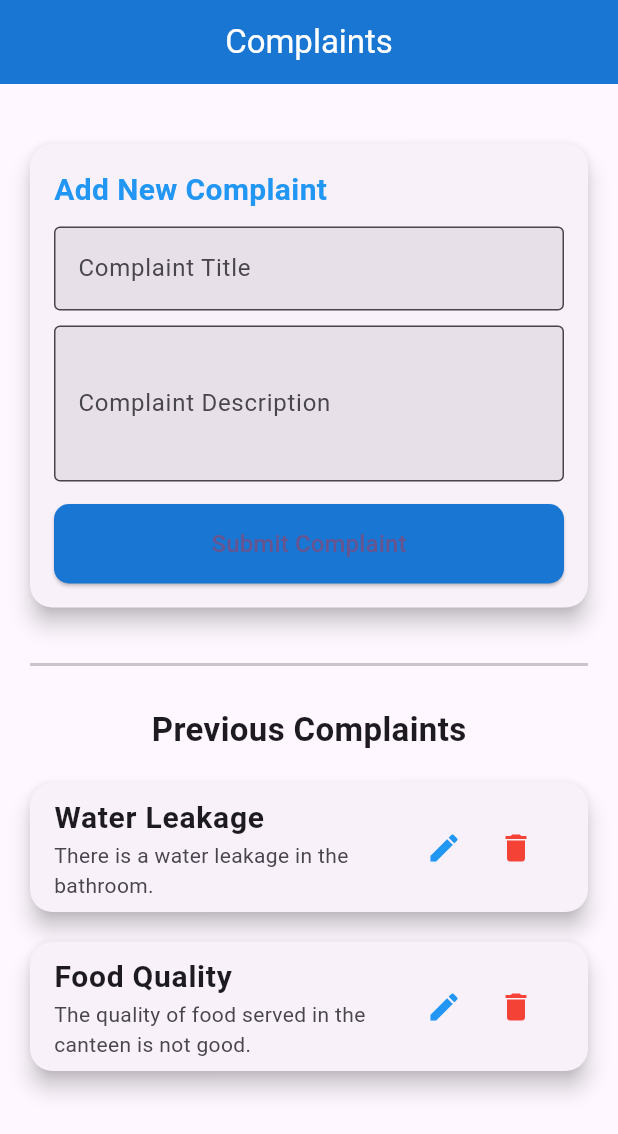
After one commit to RenilGarala/Hostel-management-App, a Flutter app: the ComplaintPage screen opened directly, on a phone screen of 412 x 824 dp. The commit adds this screen. Shown: the top 1134 px of the screen. Run offline on Flutter 3.47's test engine with Material 3 defaults, Android fonts, the phone set to English and light mode, and no system bars.

Commit message:
final app

```diff
--- /dev/null
+++ b/lib/Complain.dart
@@ -0,0 +1,211 @@
+import 'package:flutter/material.dart';
+
+class ComplaintPage extends StatefulWidget {
+  const ComplaintPage({super.key});
+
+  @override
+  _ComplaintPageState createState() => _ComplaintPageState();
+}
+
+class _ComplaintPageState extends State<ComplaintPage> {
+  List<Map<String, String>> complaints = [
+    {'title': 'Water Leakage', 'description': 'There is a water leakage in the bathroom.'},
+    {'title': 'Food Quality', 'description': 'The quality of food served in the canteen is not good.'},
+  ];
+
+  void _addComplaint(String title, String description) {
+    setState(() {
+      complaints.add({'title': title, 'description': description});
+    });
+  }
+
+  void _editComplaint(int index, String title, String description) {
+    setState(() {
+      complaints[index] = {'title': title, 'description': description};
+    });
+  }
+
+  void _deleteComplaint(int index) {
+    setState(() {
+      complaints.removeAt(index);
+    });
+  }
+
+  @override
+  Widget build(BuildContext context) {
+    return Scaffold(
+      appBar: AppBar(
+        title: const Text('Complaints', style: TextStyle(color: Colors.white)),
+        backgroundColor: Colors.blue[700],
+        centerTitle: true,
+      ),
+      body: Padding(
+        padding: const EdgeInsets.all(20.0),
+        child: Column(
+          children: [
+            const SizedBox(height: 10),
+            _buildComplaintForm(),
+            const SizedBox(height: 20),
+            const Divider(thickness: 2),
+            const SizedBox(height: 20),
+            const Text('Previous Complaints', style: TextStyle(fontSize: 22, fontWeight: FontWeight.bold)),
+            const SizedBox(height: 10),
+            Expanded(child: _buildComplaintList()),
+          ],
+        ),
+      ),
+    );
+  }
+
+  Widget _buildComplaintForm() {
+    final TextEditingController titleController = TextEditingController();
+    final TextEditingController descriptionController = TextEditingController();
+
+    return Card(
+      elevation: 6,
+      margin: const EdgeInsets.symmetric(vertical: 10),
+      shape: RoundedRectangleBorder(borderRadius: BorderRadius.circular(15)),
+      child: Padding(
+        padding: const EdgeInsets.all(16.0),
+        child: Column(
+          crossAxisAlignment: CrossAxisAlignment.stretch,
+          children: [
+            const Text(
+              'Add New Complaint',
+              style: TextStyle(fontSize: 20, fontWeight: FontWeight.w600, color: Colors.blue),
+            ),
+            const SizedBox(height: 10),
+            TextField(
+              controller: titleController,
+              decoration: const InputDecoration(
+                labelText: 'Complaint Title',
+                border: OutlineInputBorder(),
+                filled: true,
+
+              ),
+            ),
+            const SizedBox(height: 10),
+            TextField(
+              controller: descriptionController,
+              maxLines: 3,
+              decoration: const InputDecoration(
+                labelText: 'Complaint Description',
+                border: OutlineInputBorder(),
+                filled: true,
+
+              ),
+            ),
+            const SizedBox(height: 15),
+            ElevatedButton(
+              onPressed: () {
+                if (titleController.text.isNotEmpty && descriptionController.text.isNotEmpty) {
+                  _addComplaint(titleController.text, descriptionController.text);
+                  titleController.clear();
+                  descriptionController.clear();
+                }
+              },
+              style: ElevatedButton.styleFrom(
+                backgroundColor: Colors.blue[700],
+                padding: const EdgeInsets.symmetric(vertical: 15),
+                shape: RoundedRectangleBorder(borderRadius: BorderRadius.circular(10)),
+              ),
+              child: const Text('Submit Complaint', style: TextStyle(fontSize: 16)),
+            ),
+          ],
+        ),
+      ),
+    );
+  }
+
+  Widget _buildComplaintList() {
+    if (complaints.isEmpty) {
+      return const Center(
+        child: Text('No complaints yet', style: TextStyle(fontSize: 16)),
+      );
+    }
+
+    return ListView.builder(
+      itemCount: complaints.length,
+      itemBuilder: (context, index) {
+        return _buildComplaintTile(index);
+      },
+    );
+  }
+
+  Widget _buildComplaintTile(int index) {
+    return Card(
+      elevation: 6,
+      margin: const EdgeInsets.symmetric(vertical: 10),
+      shape: RoundedRectangleBorder(borderRadius: BorderRadius.circular(15)),
+      child: ListTile(
+        title: Text(
+          complaints[index]['title']!,
+          style: const TextStyle(fontSize: 20, fontWeight: FontWeight.w600),
+        ),
+        subtitle: Text(complaints[index]['description']!),
+        trailing: Row(
+          mainAxisSize: MainAxisSize.min,
+          children: [
+            IconButton(
+              icon: const Icon(Icons.edit, color: Colors.blue),
+              onPressed: () {
+                _showEditDialog(index);
+              },
+            ),
+            IconButton(
+              icon: const Icon(Icons.delete, color: Colors.red),
+              onPressed: () {
+                _deleteComplaint(index);
+              },
+            ),
+          ],
+        ),
+      ),
+    );
+  }
+
+  void _showEditDialog(int index) {
+    final TextEditingController titleController = TextEditingController(text: complaints[index]['title']);
+    final TextEditingController descriptionController = TextEditingController(text: complaints[index]['description']);
+
+    showDialog(
+      context: context,
+      builder: (context) {
+        return AlertDialog(
+          title: const Text('Edit Complaint'),
+          content: Column(
+            mainAxisSize: MainAxisSize.min,
+            children: [
+              TextField(
+                controller: titleController,
+                decoration: const InputDecoration(labelText: 'Complaint Title'),
+              ),
+              const SizedBox(height: 10),
+              TextField(
+                controller: descriptionController,
+                maxLines: 3,
+                decoration: const InputDecoration(labelText: 'Complaint Description'),
+              ),
+            ],
+          ),
+          actions: [
+            TextButton(
+              onPressed: () {
+                Navigator.pop(context);
+              },
+              child: const Text('Cancel'),
+            ),
+            ElevatedButton(
+              onPressed: () {
+                _editComplaint(index, titleController.text, descriptionController.text);
+                Navigator.pop(context);
+              },
+              style: ElevatedButton.styleFrom(backgroundColor: Colors.blue[700]),
+              child: const Text('Save'),
+            ),
+          ],
+        );
+      },
+    );
+  }
+}
```
Also changed, not shown: lib/Home.dart (+13 -0 lines), lib/Profile.dart (+30 -7 lines), lib/movie.dart (deleted, +0 -434 lines).
